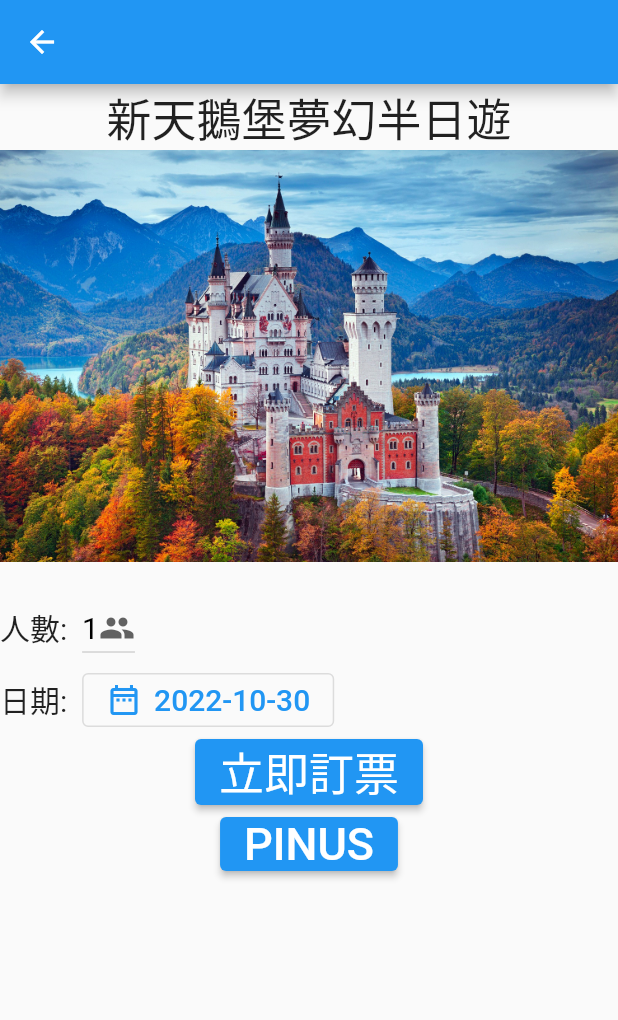
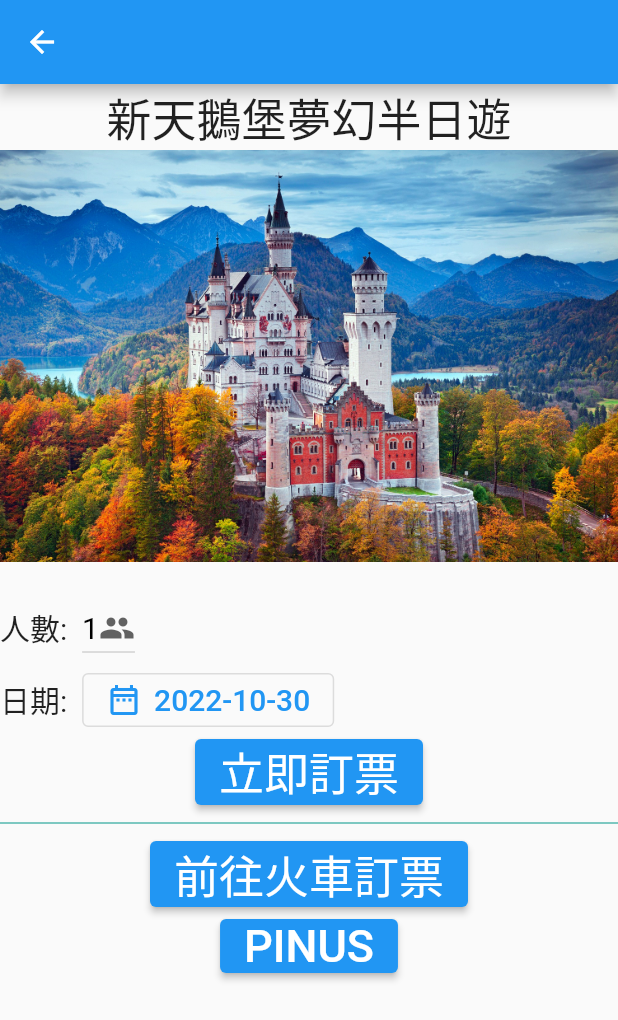
Before and after one commit to az198071123/bts-trip-app, a Flutter app: the NewSchlossNeuschwansteinPage screen opened directly, on a phone screen of 412 x 824 dp. Shown: the top 1020 px of the screen. Run offline on Flutter 3.47's test engine with Material 2 defaults, Android fonts, the phone set to English and light mode, and no system bars.

```diff
--- a/lib/pages/new_schloss_neuschwanstein_item.dart
+++ b/lib/pages/new_schloss_neuschwanstein_item.dart
@@ -1,4 +1,5 @@
 import 'package:Travami/pages/payment_page.dart';
+import 'package:Travami/pages/train_page.dart';
 import 'package:flutter/foundation.dart';
 import 'package:flutter/material.dart';
 import 'package:http/http.dart' as http;
@@ -123,6 +124,25 @@ class _NewSchlossNeuschwansteinPageState
                   ),
                 ),
               ),
+              const SizedBox(
+                height: 20.0,
+                // width: 150.0,
+                child: Divider(
+                  color: Colors.teal,
+                ),
+              ),
+              ElevatedButton(
+                onPressed: () {
+                  Navigator.push(context,
+                      MaterialPageRoute(builder: (context) => TrainPage()));
+                },
+                child: const Text(
+                  '前往火車訂票',
+                  style: TextStyle(
+                    fontSize: 30.0,
+                  ),
+                ),
+              ),
               ElevatedButton(
                 onPressed: () async {
                   if (kDebugMode) {
```
Also changed, not shown: lib/main.dart (+2 -16 lines).
